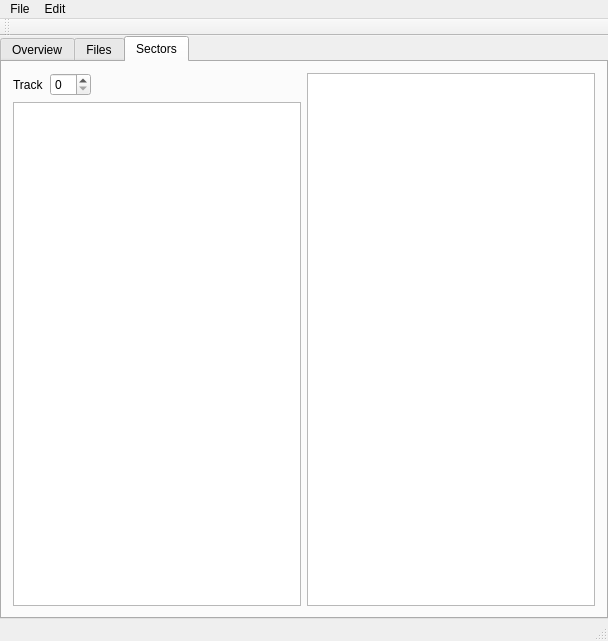
This is DiskSwissKnife/diskswissknife.ui in cpcsdk/cpctools as Qt 5 draws it before an edit. The edited form follows.
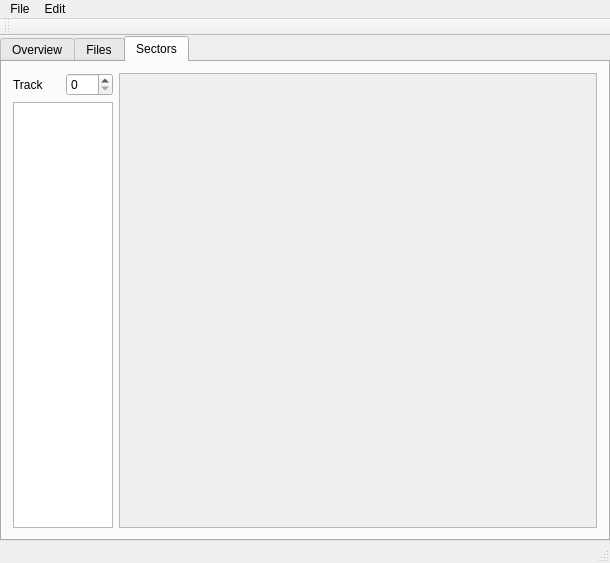
This is the edited form. The open tabs and pages were chosen to show the change. Custom widgets are drawn as their Qt base class.

Commit message: * Remove some use of pGPBuffer (evil global var) in reloaded. May fix some race conditions.  * Use QHexEdit in DiskSwissKnife

What changed in the file:
```diff
--- a/DiskSwissKnife/diskswissknife.ui
+++ b/DiskSwissKnife/diskswissknife.ui
@@ -6,8 +6,8 @@
    <rect>
     <x>0</x>
     <y>0</y>
-    <width>608</width>
-    <height>641</height>
+    <width>610</width>
+    <height>563</height>
    </rect>
   </property>
   <property name="windowTitle">
@@ -78,6 +78,12 @@
            <layout class="QHBoxLayout" name="horizontalLayout_2">
             <item>
              <widget class="QLabel" name="label">
+              <property name="sizePolicy">
+               <sizepolicy hsizetype="Minimum" vsizetype="Preferred">
+                <horstretch>0</horstretch>
+                <verstretch>0</verstretch>
+               </sizepolicy>
+              </property>
               <property name="text">
                <string>Track</string>
               </property>
@@ -90,28 +96,53 @@
               </property>
              </widget>
             </item>
-            <item>
-             <spacer name="horizontalSpacer">
-              <property name="orientation">
-               <enum>Qt::Horizontal</enum>
-              </property>
-              <property name="sizeHint" stdset="0">
-               <size>
-                <width>40</width>
-                <height>20</height>
-               </size>
-              </property>
-             </spacer>
-            </item>
            </layout>
           </item>
           <item>
-           <widget class="QListWidget" name="listWidget_2"/>
+           <widget class="QListWidget" name="sectorList">
+            <property name="sizePolicy">
+             <sizepolicy hsizetype="Minimum" vsizetype="Expanding">
+              <horstretch>0</horstretch>
+              <verstretch>0</verstretch>
+             </sizepolicy>
+            </property>
+            <property name="minimumSize">
+             <size>
+              <width>100</width>
+              <height>0</height>
+             </size>
+            </property>
+            <property name="maximumSize">
+             <size>
+              <width>100</width>
+              <height>16777215</height>
+             </size>
+            </property>
+           </widget>
           </item>
          </layout>
         </item>
         <item>
-         <widget class="QPlainTextEdit" name="plainTextEdit"/>
+         <widget class="QHexEdit" name="hexView">
+          <property name="font">
+           <font>
+            <family>Lucida Console</family>
+           </font>
+          </property>
+          <property name="widgetResizable">
+           <bool>true</bool>
+          </property>
+          <widget class="QWidget" name="scrollAreaWidgetContents">
+           <property name="geometry">
+            <rect>
+             <x>0</x>
+             <y>0</y>
+             <width>476</width>
+             <height>468</height>
+            </rect>
+           </property>
+          </widget>
+         </widget>
         </item>
        </layout>
       </widget>
@@ -124,7 +155,7 @@
     <rect>
      <x>0</x>
      <y>0</y>
-     <width>608</width>
+     <width>610</width>
      <height>18</height>
     </rect>
    </property>
@@ -188,6 +219,14 @@
   </action>
  </widget>
  <layoutdefault spacing="6" margin="11"/>
+ <customwidgets>
+  <customwidget>
+   <class>QHexEdit</class>
+   <extends>QScrollArea</extends>
+   <header>QHexEdit/qhexedit.h</header>
+   <container>1</container>
+  </customwidget>
+ </customwidgets>
  <resources/>
  <connections/>
 </ui>
```
Left out of the diff: 4 changed lines with no effect on the pictures. The commit also changes 5 other files.
